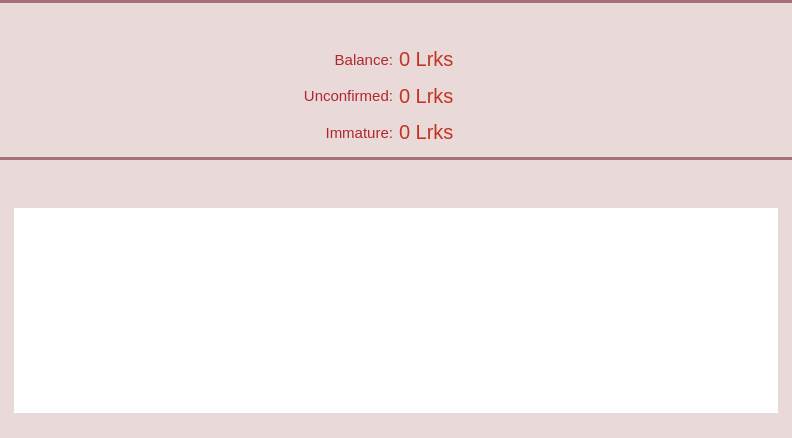
This is src/qt/forms/overviewpage.ui in LIMXTEC/Megacoin as Qt 5 draws it before an edit. The edited form follows.
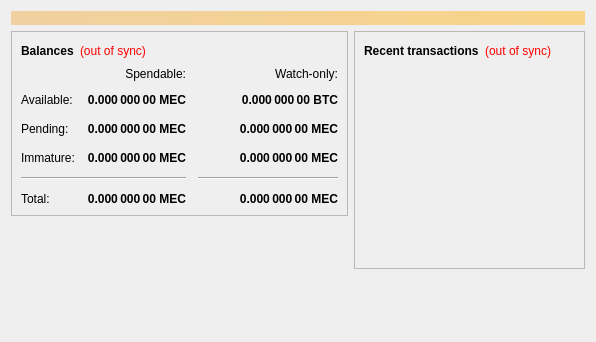
This is the edited form. Icons and pictures are not drawn.

```diff
--- a/src/qt/forms/overviewpage.ui
+++ b/src/qt/forms/overviewpage.ui
@@ -6,384 +6,232 @@
    <rect>
     <x>0</x>
     <y>0</y>
-    <width>792</width>
-    <height>438</height>
+    <width>596</width>
+    <height>342</height>
    </rect>
   </property>
-  <property name="palette">
-   <palette>
-    <active>
-     <colorrole role="Button">
-      <brush brushstyle="SolidPattern">
-       <color alpha="255">
-        <red>233</red>
-        <green>217</green>
-        <blue>216</blue>
-       </color>
-      </brush>
-     </colorrole>
-     <colorrole role="Base">
-      <brush brushstyle="SolidPattern">
-       <color alpha="255">
-        <red>233</red>
-        <green>217</green>
-        <blue>216</blue>
-       </color>
-      </brush>
-     </colorrole>
-     <colorrole role="Window">
-      <brush brushstyle="SolidPattern">
-       <color alpha="255">
-        <red>233</red>
-        <green>217</green>
-        <blue>216</blue>
-       </color>
-      </brush>
-     </colorrole>
-     <colorrole role="Highlight">
-      <brush brushstyle="SolidPattern">
-       <color alpha="255">
-        <red>235</red>
-        <green>235</green>
-        <blue>235</blue>
-       </color>
-      </brush>
-     </colorrole>
-     <colorrole role="HighlightedText">
-      <brush brushstyle="SolidPattern">
-       <color alpha="255">
-        <red>171</red>
-        <green>127</green>
-        <blue>130</blue>
-       </color>
-      </brush>
-     </colorrole>
-    </active>
-    <inactive>
-     <colorrole role="Button">
-      <brush brushstyle="SolidPattern">
-       <color alpha="255">
-        <red>233</red>
-        <green>217</green>
-        <blue>216</blue>
-       </color>
-      </brush>
-     </colorrole>
-     <colorrole role="Base">
-      <brush brushstyle="SolidPattern">
-       <color alpha="255">
-        <red>233</red>
-        <green>217</green>
-        <blue>216</blue>
-       </color>
-      </brush>
-     </colorrole>
-     <colorrole role="Window">
-      <brush brushstyle="SolidPattern">
-       <color alpha="255">
-        <red>233</red>
-        <green>217</green>
-        <blue>216</blue>
-       </color>
-      </brush>
-     </colorrole>
-     <colorrole role="Highlight">
-      <brush brushstyle="SolidPattern">
-       <color alpha="255">
-        <red>235</red>
-        <green>235</green>
-        <blue>235</blue>
-       </color>
-      </brush>
-     </colorrole>
-     <colorrole role="HighlightedText">
-      <brush brushstyle="SolidPattern">
-       <color alpha="255">
-        <red>171</red>
-        <green>127</green>
-        <blue>130</blue>
-       </color>
-      </brush>
-     </colorrole>
-    </inactive>
-    <disabled>
-     <colorrole role="Button">
-      <brush brushstyle="SolidPattern">
-       <color alpha="255">
-        <red>233</red>
-        <green>217</green>
-        <blue>216</blue>
-       </color>
-      </brush>
-     </colorrole>
-     <colorrole role="Base">
-      <brush brushstyle="SolidPattern">
-       <color alpha="255">
-        <red>233</red>
-        <green>217</green>
-        <blue>216</blue>
-       </color>
-      </brush>
-     </colorrole>
-     <colorrole role="Window">
-      <brush brushstyle="SolidPattern">
-       <color alpha="255">
-        <red>233</red>
-        <green>217</green>
-        <blue>216</blue>
-       </color>
-      </brush>
-     </colorrole>
-     <colorrole role="Highlight">
-      <brush brushstyle="SolidPattern">
-       <color alpha="255">
-        <red>240</red>
-        <green>240</green>
-        <blue>240</blue>
-       </color>
-      </brush>
-     </colorrole>
-     <colorrole role="HighlightedText">
-      <brush brushstyle="SolidPattern">
-       <color alpha="255">
-        <red>171</red>
-        <green>127</green>
-        <blue>130</blue>
-       </color>
-      </brush>
-     </colorrole>
-    </disabled>
-   </palette>
-  </property>
   <property name="windowTitle">
    <string>Form</string>
   </property>
-  <layout class="QVBoxLayout" name="verticalLayout">
-   <property name="spacing">
-    <number>0</number>
+  <layout class="QVBoxLayout" name="topLayout">
+   <item>
+    <widget class="QLabel" name="labelAlerts">
+     <property name="visible">
+      <bool>false</bool>
+     </property>
+     <property name="styleSheet">
+      <string notr="true">background-color: qlineargradient(x1: 0, y1: 0, x2: 1, y2: 0, stop:0 #F0D0A0, stop:1 #F8D488); color:#000000;</string>
+     </property>
+     <property name="wordWrap">
+      <bool>true</bool>
    </property>
    <property name="margin">
-    <number>0</number>
-   </property>
+      <number>3</number>
+     </property>
+    </widget>
+   </item>
    <item>
-    <widget class="QWidget" name="wStatus" native="true">
-     <property name="minimumSize">
-      <size>
-       <width>0</width>
-       <height>157</height>
-      </size>
-     </property>
-     <property name="maximumSize">
-      <size>
-       <width>16777215</width>
-       <height>157</height>
-      </size>
+    <layout class="QHBoxLayout" name="horizontalLayout" stretch="1,1">
+     <item>
+      <layout class="QVBoxLayout" name="verticalLayout_2">
+       <item>
+        <widget class="QFrame" name="frame">
+         <property name="frameShape">
+          <enum>QFrame::StyledPanel</enum>
+         </property>
+         <property name="frameShadow">
+          <enum>QFrame::Raised</enum>
      </property>
      <layout class="QVBoxLayout" name="verticalLayout_4">
-      <property name="spacing">
-       <number>0</number>
-      </property>
-      <property name="margin">
-       <number>0</number>
-      </property>
       <item>
-       <widget class="Line" name="line">
-        <property name="styleSheet">
-         <string notr="true">background-color: #A37276;</string>
-        </property>
-        <property name="frameShadow">
-         <enum>QFrame::Raised</enum>
-        </property>
-        <property name="lineWidth">
-         <number>0</number>
-        </property>
-        <property name="orientation">
-         <enum>Qt::Horizontal</enum>
-        </property>
-       </widget>
-      </item>
-      <item>
-       <widget class="QWidget" name="wStateHeader" native="true">
-        <property name="minimumSize">
-         <size>
-          <width>0</width>
-          <height>32</height>
-         </size>
-        </property>
-        <property name="maximumSize">
-         <size>
-          <width>16777215</width>
-          <height>32</height>
-         </size>
-        </property>
-        <property name="sizeIncrement">
-         <size>
-          <width>0</width>
-          <height>0</height>
-         </size>
-        </property>
-        <property name="is_header" stdset="0">
-         <bool>true</bool>
-        </property>
-        <layout class="QHBoxLayout" name="horizontalLayout_5">
-         <property name="margin">
-          <number>0</number>
-         </property>
-         <item>
-          <spacer name="horizontalSpacer_6">
-           <property name="orientation">
-            <enum>Qt::Horizontal</enum>
-           </property>
-           <property name="sizeType">
-            <enum>QSizePolicy::Fixed</enum>
-           </property>
-           <property name="sizeHint" stdset="0">
-            <size>
-             <width>5</width>
-             <height>20</height>
-            </size>
-           </property>
-          </spacer>
-         </item>
-         <item>
-          <widget class="QLabel" name="label_4">
-           <property name="minimumSize">
-            <size>
-             <width>24</width>
-             <height>24</height>
-            </size>
-           </property>
-           <property name="maximumSize">
-            <size>
-             <width>24</width>
-             <height>24</height>
-            </size>
-           </property>
-           <property name="text">
-            <string/>
-           </property>
-           <property name="pixmap">
-            <pixmap resource="../res.qrc">:/res/state.png</pixmap>
-           </property>
-           <property name="alignment">
-            <set>Qt::AlignCenter</set>
-           </property>
-          </widget>
-         </item>
+           <layout class="QHBoxLayout" name="horizontalLayout_4">
          <item>
           <widget class="QLabel" name="label_5">
            <property name="font">
             <font>
-             <pointsize>11</pointsize>
-             <stylestrategy>PreferAntialias</stylestrategy>
-            </font>
-           </property>
+                <weight>75</weight>
+                <bold>true</bold>
+               </font>
+              </property>
+              <property name="text">
+               <string>Balances</string>
+              </property>
+             </widget>
+            </item>
+            <item>
+             <widget class="QLabel" name="labelWalletStatus">
+              <property name="cursor">
+               <cursorShape>WhatsThisCursor</cursorShape>
+              </property>
+              <property name="toolTip">
+               <string>The displayed information may be out of date. Your wallet automatically synchronizes with the Megacoin network after a connection is established, but this process has not completed yet.</string>
+              </property>
            <property name="styleSheet">
-            <string notr="true">QLabel {
-	color: #E9D9D8;
-}</string>
+               <string notr="true">QLabel { color: red; }</string>
            </property>
            <property name="text">
-            <string>Account status</string>
+               <string notr="true">(out of sync)</string>
+              </property>
+              <property name="alignment">
+               <set>Qt::AlignLeading|Qt::AlignLeft|Qt::AlignVCenter</set>
            </property>
           </widget>
          </item>
-        </layout>
-       </widget>
+            <item>
+             <spacer name="horizontalSpacer_3">
+              <property name="orientation">
+               <enum>Qt::Horizontal</enum>
+              </property>
+              <property name="sizeHint" stdset="0">
+               <size>
+                <width>40</width>
+                <height>20</height>
+               </size>
+              </property>
+             </spacer>
+            </item>
+           </layout>
       </item>
       <item>
-       <widget class="QWidget" name="wState" native="true">
-        <property name="sizePolicy">
-         <sizepolicy hsizetype="Preferred" vsizetype="Preferred">
-          <horstretch>0</horstretch>
-          <verstretch>0</verstretch>
-         </sizepolicy>
-        </property>
-        <property name="styleSheet">
-         <string notr="true">#wState {
-	background-color: #E9D9D8;
-}</string>
-        </property>
         <layout class="QGridLayout" name="gridLayout">
+            <property name="spacing">
+             <number>12</number>
+            </property>
          <item row="2" column="2">
-          <layout class="QHBoxLayout" name="horizontalLayout_3">
-           <item>
-            <widget class="QLabel" name="labelImmature">
+             <widget class="QLabel" name="labelWatchPending">
              <property name="font">
               <font>
-               <pointsize>15</pointsize>
-               <stylestrategy>PreferAntialias</stylestrategy>
-              </font>
-             </property>
-             <property name="styleSheet">
-              <string notr="true">color: #C33321;</string>
+                <weight>75</weight>
+                <bold>true</bold>
+               </font>
+              </property>
+              <property name="cursor">
+               <cursorShape>IBeamCursor</cursorShape>
+              </property>
+              <property name="toolTip">
+               <string>Unconfirmed transactions to watch-only addresses</string>
              </property>
              <property name="text">
-              <string>0 Lrks</string>
+               <string notr="true">0.000 000 00 MEC</string>
+              </property>
+              <property name="alignment">
+               <set>Qt::AlignRight|Qt::AlignTrailing|Qt::AlignVCenter</set>
              </property>
              <property name="textInteractionFlags">
               <set>Qt::TextSelectableByMouse</set>
              </property>
             </widget>
            </item>
-           <item>
-            <widget class="QLabel" name="label_3">
-             <property name="text">
-              <string/>
-             </property>
-             <property name="pixmap">
-              <pixmap resource="../res.qrc">:/res/logo_small.png</pixmap>
-             </property>
-            </widget>
-           </item>
-           <item>
-            <spacer name="horizontalSpacer_4">
-             <property name="orientation">
-              <enum>Qt::Horizontal</enum>
-             </property>
-             <property name="sizeHint" stdset="0">
-              <size>
-               <width>40</width>
-               <height>20</height>
-              </size>
-             </property>
-            </spacer>
-           </item>
-          </layout>
-         </item>
-         <item row="1" column="2">
-          <layout class="QHBoxLayout" name="horizontalLayout_2">
-           <item>
+            <item row="2" column="1">
             <widget class="QLabel" name="labelUnconfirmed">
              <property name="font">
               <font>
-               <pointsize>15</pointsize>
-               <stylestrategy>PreferAntialias</stylestrategy>
-              </font>
-             </property>
-             <property name="styleSheet">
-              <string notr="true">color: #C33321;</string>
-             </property>
+                <weight>75</weight>
+                <bold>true</bold>
+               </font>
+              </property>
+              <property name="cursor">
+               <cursorShape>IBeamCursor</cursorShape>
+              </property>
+              <property name="toolTip">
+               <string>Total of transactions that have yet to be confirmed, and do not yet count toward the spendable balance</string>
+              </property>
              <property name="text">
-              <string>0 Lrks</string>
-             </property>
+               <string notr="true">0.000 000 00 MEC</string>
+              </property>
+              <property name="alignment">
+               <set>Qt::AlignRight|Qt::AlignTrailing|Qt::AlignVCenter</set>
+              </property>
              <property name="textInteractionFlags">
               <set>Qt::TextSelectableByMouse</set>
              </property>
             </widget>
            </item>
-           <item>
-            <widget class="QLabel" name="label_2">
+            <item row="3" column="2">
+             <widget class="QLabel" name="labelWatchImmature">
+              <property name="font">
+               <font>
+                <weight>75</weight>
+                <bold>true</bold>
+               </font>
+              </property>
+              <property name="cursor">
+               <cursorShape>IBeamCursor</cursorShape>
+              </property>
+              <property name="toolTip">
+               <string>Mined balance in watch-only addresses that has not yet matured</string>
+              </property>
              <property name="text">
-              <string/>
-             </property>
-             <property name="pixmap">
-              <pixmap resource="../res.qrc">:/res/logo_small.png</pixmap>
-             </property>
-            </widget>
-           </item>
-           <item>
-            <spacer name="horizontalSpacer_3">
+               <string notr="true">0.000 000 00 MEC</string>
+              </property>
+              <property name="alignment">
+               <set>Qt::AlignRight|Qt::AlignTrailing|Qt::AlignVCenter</set>
+              </property>
+              <property name="textInteractionFlags">
+               <set>Qt::LinksAccessibleByMouse|Qt::TextSelectableByKeyboard|Qt::TextSelectableByMouse</set>
+              </property>
+             </widget>
+            </item>
+            <item row="4" column="0" colspan="2">
+             <widget class="Line" name="line">
+              <property name="orientation">
+               <enum>Qt::Horizontal</enum>
+              </property>
+             </widget>
+            </item>
+            <item row="4" column="2">
+             <widget class="Line" name="lineWatchBalance">
+              <property name="sizePolicy">
+               <sizepolicy hsizetype="Preferred" vsizetype="Fixed">
+                <horstretch>0</horstretch>
+                <verstretch>0</verstretch>
+               </sizepolicy>
+              </property>
+              <property name="minimumSize">
+               <size>
+                <width>140</width>
+                <height>0</height>
+               </size>
+              </property>
+              <property name="orientation">
+               <enum>Qt::Horizontal</enum>
+              </property>
+             </widget>
+            </item>
+            <item row="5" column="0">
+             <widget class="QLabel" name="labelTotalText">
+              <property name="text">
+               <string>Total:</string>
+              </property>
+             </widget>
+            </item>
+            <item row="3" column="1">
+             <widget class="QLabel" name="labelImmature">
+              <property name="font">
+               <font>
+                <weight>75</weight>
+                <bold>true</bold>
+               </font>
+              </property>
+              <property name="cursor">
+               <cursorShape>IBeamCursor</cursorShape>
+              </property>
+              <property name="toolTip">
+               <string>Mined balance that has not yet matured</string>
+              </property>
+              <property name="text">
+               <string notr="true">0.000 000 00 MEC</string>
+              </property>
+              <property name="alignment">
+               <set>Qt::AlignRight|Qt::AlignTrailing|Qt::AlignVCenter</set>
+              </property>
+              <property name="textInteractionFlags">
+               <set>Qt::LinksAccessibleByMouse|Qt::TextSelectableByKeyboard|Qt::TextSelectableByMouse</set>
+              </property>
+             </widget>
+            </item>
+            <item row="2" column="3">
+             <spacer name="horizontalSpacer_2">
              <property name="orientation">
               <enum>Qt::Horizontal</enum>
              </property>
@@ -395,383 +243,238 @@
              </property>
             </spacer>
            </item>
-          </layout>
+            <item row="3" column="0">
+             <widget class="QLabel" name="labelImmatureText">
+              <property name="text">
+               <string>Immature:</string>
+              </property>
+             </widget>
+            </item>
+            <item row="5" column="1">
+             <widget class="QLabel" name="labelTotal">
+              <property name="font">
+               <font>
+                <weight>75</weight>
+                <bold>true</bold>
+               </font>
+              </property>
+              <property name="cursor">
+               <cursorShape>IBeamCursor</cursorShape>
+              </property>
+              <property name="toolTip">
+               <string>Your current total balance</string>
+              </property>
+              <property name="text">
+               <string notr="true">0.000 000 00 MEC</string>
+              </property>
+              <property name="alignment">
+               <set>Qt::AlignRight|Qt::AlignTrailing|Qt::AlignVCenter</set>
+              </property>
+              <property name="textInteractionFlags">
+               <set>Qt::LinksAccessibleByMouse|Qt::TextSelectableByKeyboard|Qt::TextSelectableByMouse</set>
+              </property>
+             </widget>
+            </item>
+            <item row="5" column="2">
+             <widget class="QLabel" name="labelWatchTotal">
+              <property name="font">
+               <font>
+                <weight>75</weight>
+                <bold>true</bold>
+               </font>
+              </property>
+              <property name="cursor">
+               <cursorShape>IBeamCursor</cursorShape>
+              </property>
+              <property name="toolTip">
+               <string>Current total balance in watch-only addresses</string>
+              </property>
+              <property name="text">
+               <string notr="true">0.000 000 00 MEC</string>
+              </property>
+              <property name="alignment">
+               <set>Qt::AlignRight|Qt::AlignTrailing|Qt::AlignVCenter</set>
+              </property>
+              <property name="textInteractionFlags">
+               <set>Qt::LinksAccessibleByMouse|Qt::TextSelectableByKeyboard|Qt::TextSelectableByMouse</set>
+              </property>
+             </widget>
          </item>
          <item row="0" column="2">
-          <layout class="QHBoxLayout" name="horizontalLayout">
-           <item>
+             <widget class="QLabel" name="labelWatchonly">
+              <property name="text">
+               <string>Watch-only:</string>
+              </property>
+              <property name="alignment">
+               <set>Qt::AlignRight|Qt::AlignTrailing|Qt::AlignVCenter</set>
+              </property>
+             </widget>
+            </item>
+            <item row="1" column="0">
+             <widget class="QLabel" name="labelBalanceText">
+              <property name="text">
+               <string>Available:</string>
+              </property>
+             </widget>
+            </item>
+            <item row="1" column="1">
             <widget class="QLabel" name="labelBalance">
              <property name="font">
               <font>
-               <pointsize>15</pointsize>
-               <stylestrategy>PreferAntialias</stylestrategy>
-              </font>
-             </property>
-             <property name="styleSheet">
-              <string notr="true">color: #C33321;</string>
-             </property>
+                <weight>75</weight>
+                <bold>true</bold>
+               </font>
+              </property>
+              <property name="cursor">
+               <cursorShape>IBeamCursor</cursorShape>
+              </property>
+              <property name="toolTip">
+               <string>Your current spendable balance</string>
+              </property>
              <property name="text">
-              <string>0 Lrks</string>
-             </property>
+               <string notr="true">0.000 000 00 MEC</string>
+              </property>
+              <property name="alignment">
+               <set>Qt::AlignRight|Qt::AlignTrailing|Qt::AlignVCenter</set>
+              </property>
              <property name="textInteractionFlags">
               <set>Qt::TextSelectableByMouse</set>
              </property>
             </widget>
            </item>
-           <item>
-            <widget class="QLabel" name="label">
+            <item row="1" column="2">
+             <widget class="QLabel" name="labelWatchAvailable">
+              <property name="font">
+               <font>
+                <weight>75</weight>
+                <bold>true</bold>
+               </font>
+              </property>
+              <property name="cursor">
+               <cursorShape>IBeamCursor</cursorShape>
+              </property>
+              <property name="toolTip">
+               <string>Your current balance in watch-only addresses</string>
+              </property>
              <property name="text">
-              <string/>
-             </property>
-             <property name="pixmap">
-              <pixmap resource="../res.qrc">:/res/logo_small.png</pixmap>
-             </property>
-            </widget>
-           </item>
-           <item>
-            <spacer name="horizontalSpacer">
-             <property name="orientation">
-              <enum>Qt::Horizontal</enum>
-             </property>
-             <property name="sizeHint" stdset="0">
-              <size>
-               <width>40</width>
-               <height>20</height>
-              </size>
-             </property>
-            </spacer>
-           </item>
-          </layout>
+               <string notr="true">0.000 000 00 BTC</string>
+              </property>
+              <property name="alignment">
+               <set>Qt::AlignRight|Qt::AlignTrailing|Qt::AlignVCenter</set>
+              </property>
+              <property name="textInteractionFlags">
+               <set>Qt::LinksAccessibleByMouse|Qt::TextSelectableByKeyboard|Qt::TextSelectableByMouse</set>
+              </property>
+             </widget>
+            </item>
+            <item row="2" column="0">
+             <widget class="QLabel" name="labelPendingText">
+              <property name="text">
+               <string>Pending:</string>
+              </property>
+             </widget>
          </item>
          <item row="0" column="1">
-          <layout class="QHBoxLayout" name="horizontalLayout_4">
-           <item>
-            <spacer name="horizontalSpacer_2">
-             <property name="orientation">
-              <enum>Qt::Horizontal</enum>
-             </property>
-             <property name="sizeHint" stdset="0">
-              <size>
-               <width>40</width>
-               <height>20</height>
-              </size>
-             </property>
-            </spacer>
-           </item>
-           <item>
-            <widget class="QLabel" name="label_6">
-             <property name="font">
-              <font>
-               <pointsize>11</pointsize>
-               <stylestrategy>PreferAntialias</stylestrategy>
-              </font>
-             </property>
-             <property name="styleSheet">
-              <string notr="true">QLabel {
-	margin-right: 0px;
-	margin-top: 0px;
-	margin-bottom: 0px;
-	color: #AF272E;
-}</string>
-             </property>
+             <widget class="QLabel" name="labelSpendable">
              <property name="text">
-              <string>Balance:</string>
+               <string>Spendable:</string>
              </property>
              <property name="alignment">
               <set>Qt::AlignRight|Qt::AlignTrailing|Qt::AlignVCenter</set>
              </property>
-             <property name="margin">
-              <number>0</number>
-             </property>
-             <property name="textInteractionFlags">
-              <set>Qt::NoTextInteraction</set>
-             </property>
             </widget>
            </item>
           </layout>
          </item>
-         <item row="1" column="1">
-          <layout class="QHBoxLayout" name="horizontalLayout_9">
+         </layout>
+        </widget>
+       </item>
            <item>
-            <spacer name="horizontalSpacer_5">
+        <spacer name="verticalSpacer">
              <property name="orientation">
-              <enum>Qt::Horizontal</enum>
+          <enum>Qt::Vertical</enum>
              </property>
              <property name="sizeHint" stdset="0">
               <size>
-               <width>40</width>
-               <height>20</height>
+           <width>20</width>
+           <height>40</height>
               </size>
              </property>
             </spacer>
            </item>
-           <item>
-            <widget class="QLabel" name="label_7">
-             <property name="font">
-              <font>
-               <pointsize>11</pointsize>
-               <stylestrategy>PreferAntialias</stylestrategy>
-              </font>
-             </property>
-             <property name="styleSheet">
-              <string notr="true">QLabel {
-	margin-right: 0px;
-	margin-top: 0px;
-	margin-bottom: 0px;
-	color: #AF272E;
-}</string>
-             </property>
-             <property name="text">
-              <string>Unconfirmed:</string>
-             </property>
-             <property name="alignment">
-              <set>Qt::AlignRight|Qt::AlignTrailing|Qt::AlignVCenter</set>
-             </property>
-             <property name="margin">
-              <number>0</number>
-             </property>
-             <property name="textInteractionFlags">
-              <set>Qt::NoTextInteraction</set>
-             </property>
-            </widget>
-           </item>
-          </layout>
-         </item>
-         <item row="2" column="1">
-          <layout class="QHBoxLayout" name="horizontalLayout_10">
+      </layout>
+     </item>
            <item>
-            <spacer name="horizontalSpacer_7">
-             <property name="orientation">
-              <enum>Qt::Horizontal</enum>
-             </property>
-             <property name="sizeHint" stdset="0">
-              <size>
-               <width>40</width>
-               <height>20</height>
-              </size>
-             </property>
-            </spacer>
-           </item>
+      <layout class="QVBoxLayout" name="verticalLayout_3">
+       <item>
+        <widget class="QFrame" name="frame_2">
+         <property name="frameShape">
+          <enum>QFrame::StyledPanel</enum>
+         </property>
+         <property name="frameShadow">
+          <enum>QFrame::Raised</enum>
+         </property>
+         <layout class="QVBoxLayout" name="verticalLayout">
            <item>
-            <widget class="QLabel" name="label_8">
+           <layout class="QHBoxLayout" name="horizontalLayout_2">
+            <item>
+             <widget class="QLabel" name="label_4">
              <property name="font">
               <font>
-               <pointsize>11</pointsize>
-               <stylestrategy>PreferAntialias</stylestrategy>
-              </font>
-             </property>
-             <property name="styleSheet">
-              <string notr="true">QLabel {
-	margin-right: 0px;
-	margin-top: 0px;
-	margin-bottom: 0px;
-	color: #AF272E;
-}</string>
-             </property>
+                <weight>75</weight>
+                <bold>true</bold>
+               </font>
+              </property>
              <property name="text">
-              <string>Immature:</string>
-             </property>
-             <property name="alignment">
-              <set>Qt::AlignRight|Qt::AlignTrailing|Qt::AlignVCenter</set>
-             </property>
-             <property name="margin">
-              <number>0</number>
-             </property>
-             <property name="textInteractionFlags">
-              <set>Qt::NoTextInteraction</set>
-             </property>
-            </widget>
-           </item>
-          </layout>
-         </item>
-        </layout>
-       </widget>
-      </item>
-     </layout>
-    </widget>
-   </item>
+               <string>Recent transactions</string>
+              </property>
+             </widget>
+            </item>
    <item>
-    <widget class="QWidget" name="wLastTransactions" native="true">
-     <property name="minimumSize">
-      <size>
-       <width>0</width>
-       <height>257</height>
-      </size>
-     </property>
-     <layout class="QVBoxLayout" name="verticalLayout_5">
-      <property name="spacing">
-       <number>0</number>
-      </property>
-      <property name="margin">
-       <number>0</number>
-      </property>
-      <item>
-       <widget class="Line" name="line_2">
+             <widget class="QLabel" name="labelTransactionsStatus">
+              <property name="cursor">
+               <cursorShape>WhatsThisCursor</cursorShape>
+              </property>
+              <property name="toolTip">
+               <string>The displayed information may be out of date. Your wallet automatically synchronizes with the Megacoin network after a connection is established, but this process has not completed yet.</string>
+              </property>
         <property name="styleSheet">
-         <string notr="true">background-color: #A37276;</string>
-        </property>
-        <property name="lineWidth">
-         <number>0</number>
-        </property>
-        <property name="orientation">
-         <enum>Qt::Horizontal</enum>
+               <string notr="true">QLabel { color: red; }</string>
+              </property>
+              <property name="text">
+               <string notr="true">(out of sync)</string>
+              </property>
+              <property name="alignment">
+               <set>Qt::AlignRight|Qt::AlignTrailing|Qt::AlignVCenter</set>
         </property>
        </widget>
       </item>
       <item>
-       <widget class="QWidget" name="wLastTransactionsHeader" native="true">
-        <property name="minimumSize">
-         <size>
-          <width>0</width>
-          <height>32</height>
-         </size>
-        </property>
-        <property name="maximumSize">
-         <size>
-          <width>16777215</width>
-          <height>32</height>
-         </size>
-        </property>
-        <property name="is_header" stdset="0">
-         <bool>true</bool>
-        </property>
-        <layout class="QHBoxLayout" name="horizontalLayout_7">
-         <property name="margin">
-          <number>0</number>
-         </property>
-         <item>
-          <spacer name="horizontalSpacer_9">
+             <spacer name="horizontalSpacer">
            <property name="orientation">
             <enum>Qt::Horizontal</enum>
            </property>
-           <property name="sizeType">
-            <enum>QSizePolicy::Fixed</enum>
-           </property>
            <property name="sizeHint" stdset="0">
             <size>
-             <width>5</width>
+                <width>40</width>
              <height>20</height>
             </size>
            </property>
           </spacer>
          </item>
-         <item>
-          <widget class="QLabel" name="label_18">
-           <property name="sizePolicy">
-            <sizepolicy hsizetype="Fixed" vsizetype="Fixed">
-             <horstretch>0</horstretch>
-             <verstretch>0</verstretch>
-            </sizepolicy>
-           </property>
-           <property name="minimumSize">
-            <size>
-             <width>25</width>
-             <height>25</height>
-            </size>
-           </property>
-           <property name="maximumSize">
-            <size>
-             <width>25</width>
-             <height>25</height>
-            </size>
-           </property>
-           <property name="text">
-            <string notr="true"/>
-           </property>
-           <property name="pixmap">
-            <pixmap resource="../res.qrc">:/res/last_transactions.png</pixmap>
-           </property>
-          </widget>
-         </item>
-         <item>
-          <widget class="QLabel" name="label_19">
-           <property name="font">
-            <font>
-             <pointsize>11</pointsize>
-             <stylestrategy>PreferAntialias</stylestrategy>
-            </font>
-           </property>
-           <property name="styleSheet">
-            <string notr="true">QLabel {
-	color: #E9D9D8;
-}</string>
-           </property>
-           <property name="text">
-            <string>Last transactions</string>
-           </property>
-          </widget>
-         </item>
-        </layout>
-       </widget>
+           </layout>
       </item>
       <item>
-       <widget class="QWidget" name="wLastTransactionsContainer" native="true">
+           <widget class="QListView" name="listTransactions">
         <property name="styleSheet">
-         <string notr="true">#wLastTransactionsContainer {
-	background-color: #E9D9D8;
-}</string>
-        </property>
-        <layout class="QHBoxLayout" name="horizontalLayout_8">
-         <property name="leftMargin">
-          <number>14</number>
-         </property>
-         <property name="topMargin">
-          <number>16</number>
-         </property>
-         <property name="rightMargin">
-          <number>14</number>
-         </property>
-         <property name="bottomMargin">
-          <number>25</number>
-         </property>
-         <item>
-          <widget class="QTableView" name="tableLastTransactionView">
-           <property name="styleSheet">
-            <string notr="true"> QScrollBar:vertical {
-     border: 0px solid grey;
-     background: white;
-     width: 9px;
-     margin: 15px 0px 0 0px;
- }
- QScrollBar::handle:vertical {
-     background: #BB9396;
-     min-width: 20px;
- }
-QScrollBar::sub-line:vertical {
-	height: 0px;
-    width: 0px;
-}
-
-QHeaderView {
-	background-color: #E9D9D8;
-	font-size: 10;
-	text-align:left;
-}
-QHeaderView::section {
-    background-color: #E9D9D8;
-    color: #AF272E;
-    padding-left: 5px;
-    border: 0px solid #6c6c6c;
-	text-align:left;
-}
-
-/* style the sort indicator */
-QHeaderView::down-arrow {
-    image: url(down_arrow.png);
-}
-
-QHeaderView::up-arrow {
-    image: url(up_arrow.png);
-}
-
-QTableView {
-	selection-background-color: #ebebeb;
-	selection-color: rgb(171, 127, 130);
-}</string>
+             <string notr="true">QListView { background: transparent; }</string>
            </property>
            <property name="frameShape">
             <enum>QFrame::NoFrame</enum>
            </property>
+            <property name="verticalScrollBarPolicy">
+             <enum>Qt::ScrollBarAlwaysOff</enum>
+            </property>
            <property name="horizontalScrollBarPolicy">
             <enum>Qt::ScrollBarAlwaysOff</enum>
            </property>
@@ -779,32 +482,31 @@
             <set>QAbstractItemView::NoEditTriggers</set>
            </property>
            <property name="selectionMode">
-            <enum>QAbstractItemView::SingleSelection</enum>
-           </property>
-           <property name="selectionBehavior">
-            <enum>QAbstractItemView::SelectRows</enum>
-           </property>
-           <property name="showGrid">
-            <bool>false</bool>
-           </property>
-           <attribute name="verticalHeaderVisible">
-            <bool>false</bool>
-           </attribute>
-           <attribute name="verticalHeaderDefaultSectionSize">
-            <number>20</number>
-           </attribute>
-           <attribute name="verticalHeaderMinimumSectionSize">
-            <number>20</number>
-           </attribute>
+             <enum>QAbstractItemView::NoSelection</enum>
+            </property>
           </widget>
          </item>
         </layout>
        </widget>
       </item>
-     </layout>
-    </widget>
-   </item>
-  </layout>
+       <item>
+        <spacer name="verticalSpacer_2">
+         <property name="orientation">
+          <enum>Qt::Vertical</enum>
+         </property>
+         <property name="sizeHint" stdset="0">
+          <size>
+           <width>20</width>
+           <height>40</height>
+          </size>
+         </property>
+        </spacer>
+       </item>
+      </layout>
+     </item>
+    </layout>
+   </item>
+  </layout>
  </widget>
  <resources>
   <include location="../res.qrc"/>
```
Left out of the diff: 13 changed lines with no effect on the pictures. Lines whose indentation alone changed are shown as unchanged.
